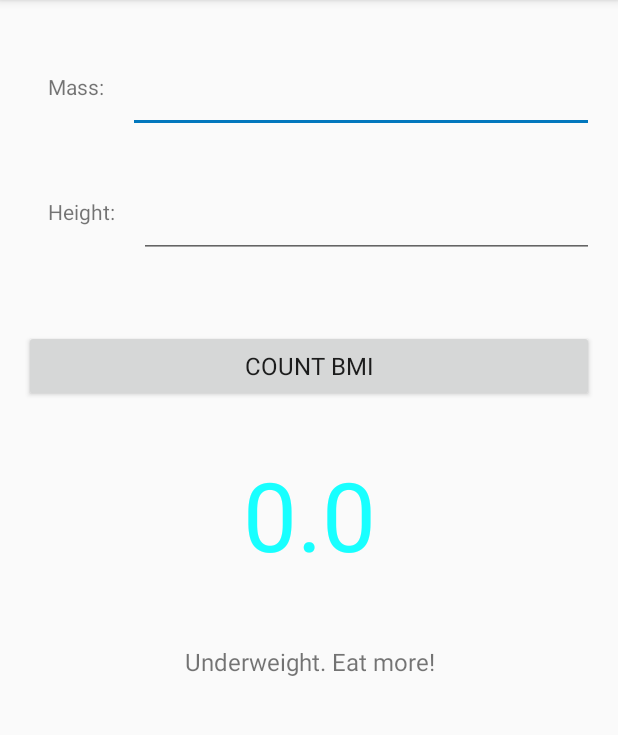
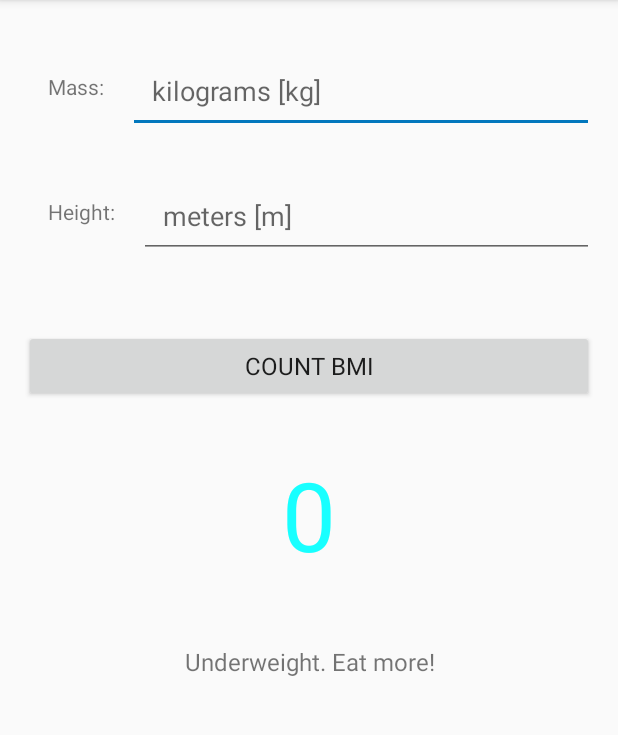
Before and after one commit to kolboch/Android-Development, an Android app: the screen it shows after launch (MainActivity), after a tap on "COUNT BMI", on a phone screen of 412 x 824 dp, the part 84-819 px from its top. Run offline under Robolectric (Android 15) with nearby library versions, the phone set to English and light mode, and no system bars; 1 statement that could not run was skipped.

Commit message:
edit text hints

```diff
--- a/BMI calculator/app/src/main/java/bochynski/karol/bmi/MainActivity.java
+++ b/BMI calculator/app/src/main/java/bochynski/karol/bmi/MainActivity.java
@@ -14,6 +14,8 @@ import android.widget.Button;
 import android.widget.EditText;
 import android.widget.TextView;
 import android.widget.Toast;
+
+import java.text.DecimalFormat;
 
 import bochynski.karol.bmi.fragments.InputImperialFragment;
 import bochynski.karol.bmi.fragments.InputMetricFragment;
@@ -131,10 +133,16 @@ public class MainActivity extends AppCompatActivity {
     }
 
     private void setResultsBMI(float result) {
-        resultBMI.setText("" + result);
+        resultBMI.setText(formatResult(result));
         int BMIdescription = AnalyzerBMI.getDescriptionResource(result);
         int color = AnalyzerBMI.getColorResourceForResult(result);
         resultBMI.setTextColor(ContextCompat.getColor(this, color));
         resultBMIdescription.setText(BMIdescription);
     }
+
+    private String formatResult(float result){
+        DecimalFormat df = new DecimalFormat("#.##");
+        String formatted = df.format(result);
+        return formatted;
+    }
 }
--- a/BMI calculator/app/src/main/res/layout/fragment_input_metric.xml
+++ b/BMI calculator/app/src/main/res/layout/fragment_input_metric.xml
@@ -2,6 +2,7 @@
 <RelativeLayout xmlns:android="http://schemas.android.com/apk/res/android"
                 android:layout_width="match_parent"
                 android:layout_height="match_parent">
+
     <TextView
         android:id="@+id/mass_label"
         android:layout_width="wrap_content"
@@ -21,6 +22,7 @@
         android:layout_alignParentRight="true"
         android:layout_marginTop="16dp"
         android:layout_toRightOf="@id/mass_label"
+        android:hint="@string/hint_unit_kg"
         android:inputType="numberDecimal"
         android:padding="16dp"/>
 
@@ -42,6 +44,7 @@
         android:layout_below="@id/mass_label"
         android:layout_marginBottom="32dp"
         android:layout_toRightOf="@id/height_label"
+        android:hint="@string/hint_unit_m"
         android:inputType="numberDecimal"
         android:padding="16dp"/>
 </RelativeLayout>
--- a/BMI calculator/app/src/main/res/values/strings.xml
+++ b/BMI calculator/app/src/main/res/values/strings.xml
@@ -1,7 +1,7 @@
 <resources>
     <string name="app_name">BMI counter</string>
 
-    <!-- strings for views in main -->
+    <!-- strings for views -->
     <string name="mass_textView">Mass:</string>
     <string name="height_textView">Height:</string>
     <string name="count_bmi_button">Count BMI</string>
@@ -11,6 +11,10 @@
     <string name="mass_pounds_textView">lb:</string>
     <string name="height_feet_textView">ft:</string>
     <string name="height_inches_textView">in:</string>
+
+    <!-- strings for EditText's hints -->
+    <string name="hint_unit_kg">kilograms [kg]</string>
+    <string name="hint_unit_m">meters [m]</string>
 
     <!-- bmi results descriptions -->
     <string name="bmi_result_underweight">Underweight. Eat more!</string>
```
